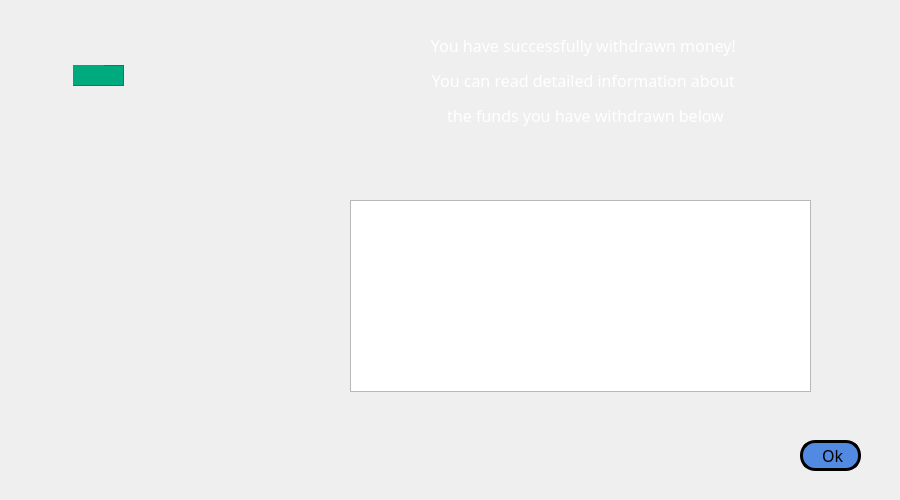
The window that successfulwithdraw.ui (Regulus-Cor-Leonis/Cash-Machine-simulation) describes before a commit, drawn with Qt 5.
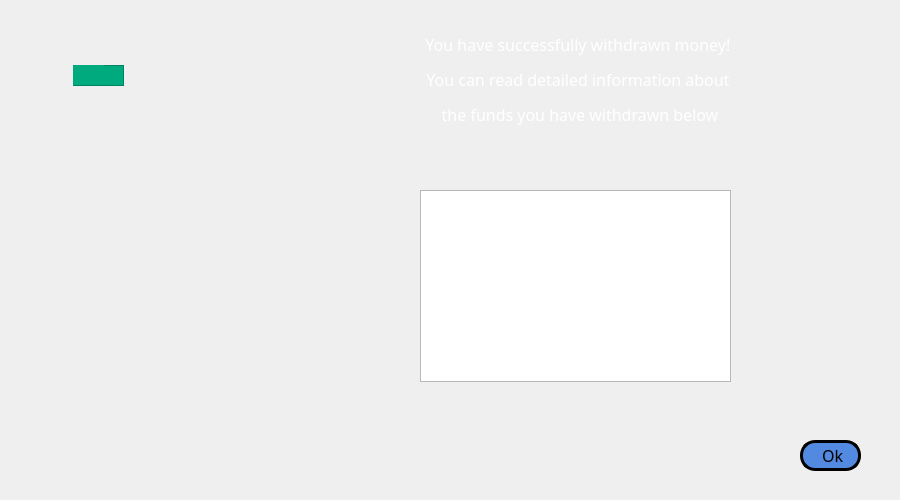
The same window after the commit. Icons and pictures are not drawn.

Diff of the .ui file:
```diff
--- a/successfulwithdraw.ui
+++ b/successfulwithdraw.ui
@@ -46,10 +46,10 @@
    <widget class="QLabel" name="label_6">
     <property name="geometry">
      <rect>
-      <x>385</x>
+      <x>380</x>
       <y>30</y>
-      <width>401</width>
-      <height>101</height>
+      <width>400</width>
+      <height>100</height>
      </rect>
     </property>
     <property name="font">
@@ -184,21 +184,6 @@
     <zorder>label_8</zorder>
     <zorder>pushButton_2</zorder>
    </widget>
-   <widget class="QTableView" name="tableView">
-    <property name="geometry">
-     <rect>
-      <x>350</x>
-      <y>200</y>
-      <width>461</width>
-      <height>192</height>
-     </rect>
-    </property>
-    <property name="font">
-     <font>
-      <family>Algerian</family>
-     </font>
-    </property>
-   </widget>
    <widget class="QLabel" name="label">
     <property name="geometry">
      <rect>
@@ -387,6 +372,16 @@
      <string/>
     </property>
    </widget>
+   <widget class="QTableWidget" name="tableWidget">
+    <property name="geometry">
+     <rect>
+      <x>420</x>
+      <y>190</y>
+      <width>311</width>
+      <height>192</height>
+     </rect>
+    </property>
+   </widget>
    <zorder>label_2</zorder>
    <zorder>label_6</zorder>
    <zorder>frame_2</zorder>
```
Left out of the diff: 2 changed lines with no effect on the pictures.
